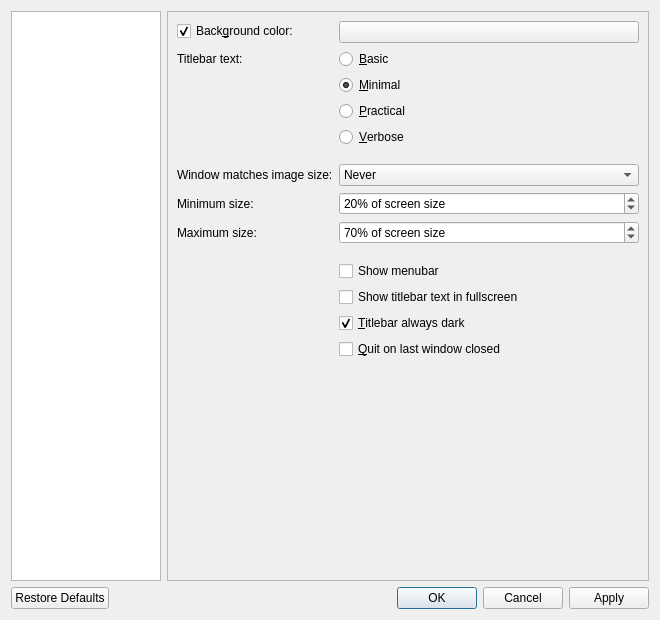
This is src/qvoptionsdialog.ui in jurplel/qView as Qt 5 draws it before an edit. The edited form follows.
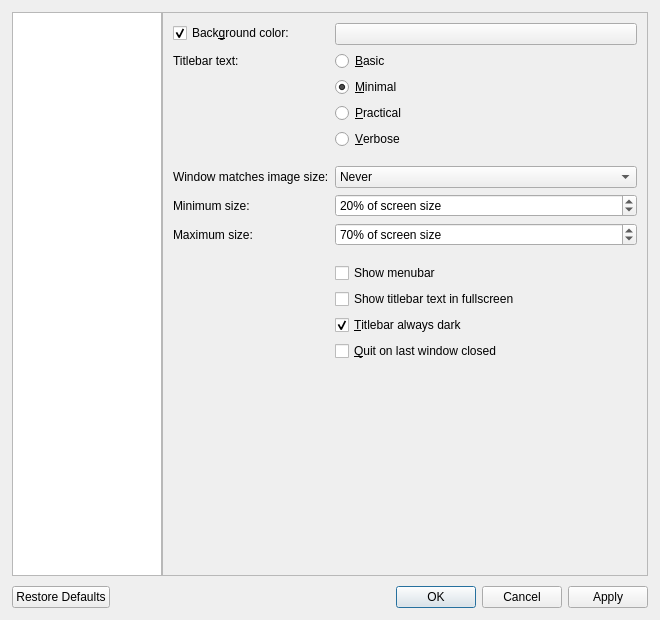
This is the edited form.

Commit message: Options Dialog: Adjust margins and spacing

The edit to the form file:
```diff
--- a/src/qvoptionsdialog.ui
+++ b/src/qvoptionsdialog.ui
@@ -23,8 +23,26 @@
    <string>Settings</string>
   </property>
   <layout class="QVBoxLayout" name="verticalLayout">
+   <property name="spacing">
+    <number>10</number>
+   </property>
+   <property name="leftMargin">
+    <number>12</number>
+   </property>
+   <property name="topMargin">
+    <number>12</number>
+   </property>
+   <property name="rightMargin">
+    <number>12</number>
+   </property>
+   <property name="bottomMargin">
+    <number>12</number>
+   </property>
    <item>
     <layout class="QHBoxLayout" name="horizontalLayout">
+     <property name="spacing">
+      <number>0</number>
+     </property>
      <item>
       <widget class="QListWidget" name="categoryList">
        <property name="maximumSize">
@@ -52,11 +70,23 @@
           <rect>
            <x>0</x>
            <y>0</y>
-           <width>472</width>
-           <height>552</height>
+           <width>482</width>
+           <height>562</height>
           </rect>
          </property>
          <layout class="QFormLayout" name="windowLayout">
+          <property name="leftMargin">
+           <number>10</number>
+          </property>
+          <property name="topMargin">
+           <number>10</number>
+          </property>
+          <property name="rightMargin">
+           <number>10</number>
+          </property>
+          <property name="bottomMargin">
+           <number>10</number>
+          </property>
           <item row="0" column="0">
            <widget class="QCheckBox" name="bgColorCheckbox">
             <property name="text">
```
Left out of the diff: 44 changed lines with no effect on the pictures.
